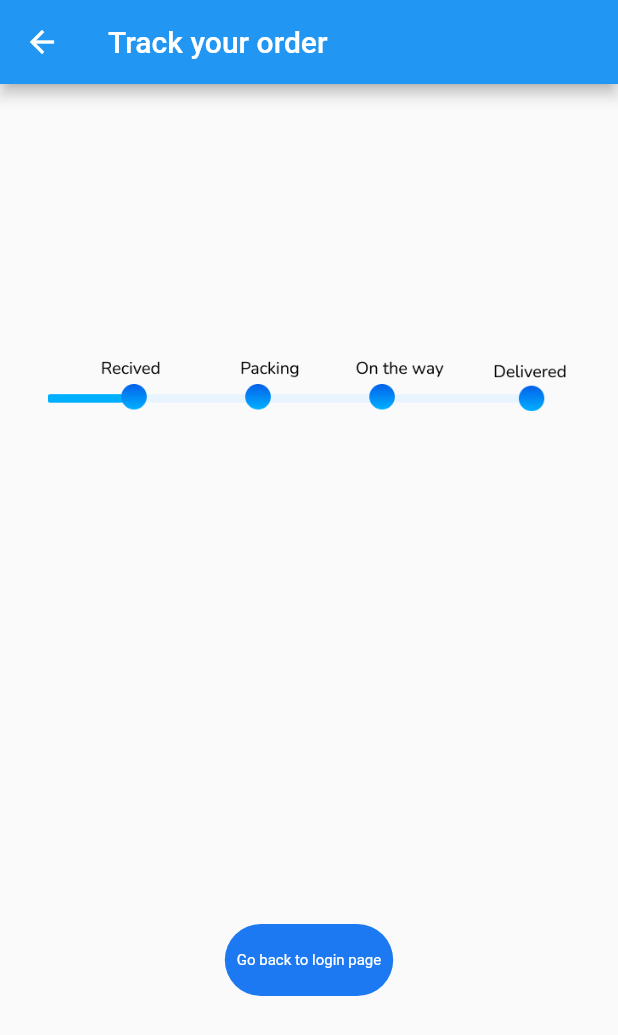
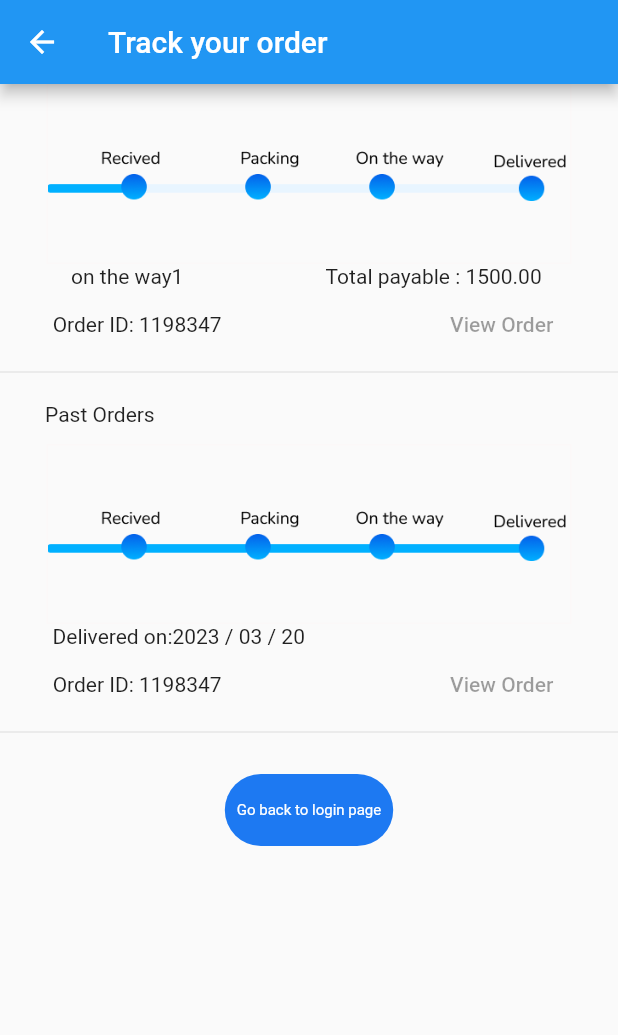
Before and after one commit to bistecglobal/medi-deliver, a Flutter app: the TrakOrder screen opened directly, on a phone screen of 412 x 824 dp. Shown: the top 1035 px of the screen. Run offline on Flutter 3.47's test engine with Material 2 defaults, Android fonts, the phone set to English and light mode, and no system bars; our stand-ins replace camera, table_calendar.

Commit message:
track order UI

```diff
--- a/new_medi/lib/dashbord.dart
+++ b/new_medi/lib/dashbord.dart
@@ -1,5 +1,6 @@
 import 'package:flutter/material.dart';
 import 'package:http/http.dart' as http;
+import 'package:new_medi/widgets/camera_lens_icon.dart';
 import 'dart:async';
 import 'dart:convert';
 
@@ -331,7 +332,30 @@ class _DashBoardState extends State<DashBoard> {
               ),
             );
           } else {
-            return const CircularProgressIndicator();
+            return Row(
+              mainAxisAlignment: MainAxisAlignment.center,
+              children: [
+                Column(
+                  mainAxisAlignment: MainAxisAlignment.center,
+                  // ignore: prefer_const_literals_to_create_immutables
+                  children: [
+                    const CircularProgressIndicator.adaptive(),
+                    const SizedBox(
+                      height: 20,
+                    ),
+                    const Text(
+                      "Connecting...",
+                      style: TextStyle(fontSize: 15.0, color: Colors.white),
+                    ),
+
+                    // const Text(
+                    //   "Loading...",
+                    //   style: TextStyle(fontSize: 15, color: Colors.white),
+                    // ),
+                  ],
+                ),
+              ],
+            );
           }
         });
   }
--- a/new_medi/lib/trakOrder.dart
+++ b/new_medi/lib/trakOrder.dart
@@ -1,4 +1,5 @@
 // ignore: file_names
+
 import 'package:flutter/material.dart';
 
 class TrakOrder extends StatefulWidget {
@@ -14,6 +15,10 @@ class _TrakOrderState extends State<TrakOrder> {
     Navigator.pushNamed(context, '/');
   }
 
+  String value = "1500.00";
+  String status = "on the way1";
+  String deliveredDate = "2023 / 03 / 20";
+  String orderID = "1198347";
   @override
   Widget build(BuildContext context) {
     return Scaffold(
@@ -22,9 +27,8 @@ class _TrakOrderState extends State<TrakOrder> {
             "Track your order",
           ),
         ),
-        body: Row(
-          mainAxisAlignment: MainAxisAlignment.center,
-          children: [
+        body: ListView(
+          children: <Widget>[
             Column(
               mainAxisAlignment: MainAxisAlignment.spaceAround,
               children: [
@@ -40,6 +44,76 @@ class _TrakOrderState extends State<TrakOrder> {
                     ),
                   ),
                 ),
+                Column(
+                  children: [
+                    Row(
+                      mainAxisAlignment: MainAxisAlignment.spaceAround,
+                      children: [
+                        Text(status),
+                        Text("Total payable : $value "),
+                      ],
+                    ),
+                    Row(
+                      mainAxisAlignment: MainAxisAlignment.spaceAround,
+                      children: [
+                        Text("Order ID: $orderID"),
+                        const SizedBox(
+                          width: 4,
+                        ),
+                        const TextButton(
+                            onPressed: null, child: Text('View Order')),
+                      ],
+                    ),
+                  ],
+                ),
+                const Divider(),
+                Row(
+                  mainAxisAlignment: MainAxisAlignment.start,
+                  // ignore: prefer_const_literals_to_create_immutables
+                  children: [
+                    const Padding(
+                        padding: (EdgeInsets.only(left: 30, top: 40))),
+                    const Text(
+                      "Past Orders",
+                    ),
+                  ],
+                ),
+                Container(
+                  height: 120,
+                  width: 350,
+                  decoration: BoxDecoration(
+                    border: Border.all(
+                      color: const Color.fromARGB(255, 251, 248, 248),
+                    ),
+                    image: const DecorationImage(
+                      image: AssetImage('images/Group 53.png'),
+                    ),
+                  ),
+                ),
+                Column(
+                  children: [
+                    Row(
+                      mainAxisAlignment: MainAxisAlignment.start,
+                      // ignore: prefer_const_literals_to_create_immutables
+                      children: [
+                        const Padding(padding: EdgeInsets.only(left: 35)),
+                        Text("Delivered on:$deliveredDate"),
+                      ],
+                    ),
+                    Row(
+                      mainAxisAlignment: MainAxisAlignment.spaceAround,
+                      children: [
+                        Text("Order ID: $orderID"),
+                        const SizedBox(
+                          width: 4,
+                        ),
+                        const TextButton(
+                            onPressed: null, child: Text('View Order')),
+                      ],
+                    ),
+                  ],
+                ),
+                const Divider(),
                 Row(
                   mainAxisAlignment: MainAxisAlignment.center,
                   children: [
```
Also changed, not shown: new_medi/lib/orderUpdate.dart (added, +21 -0 lines), new_medi/images/b2.jpg (added), new_medi/images/bistec.jpg (added).
